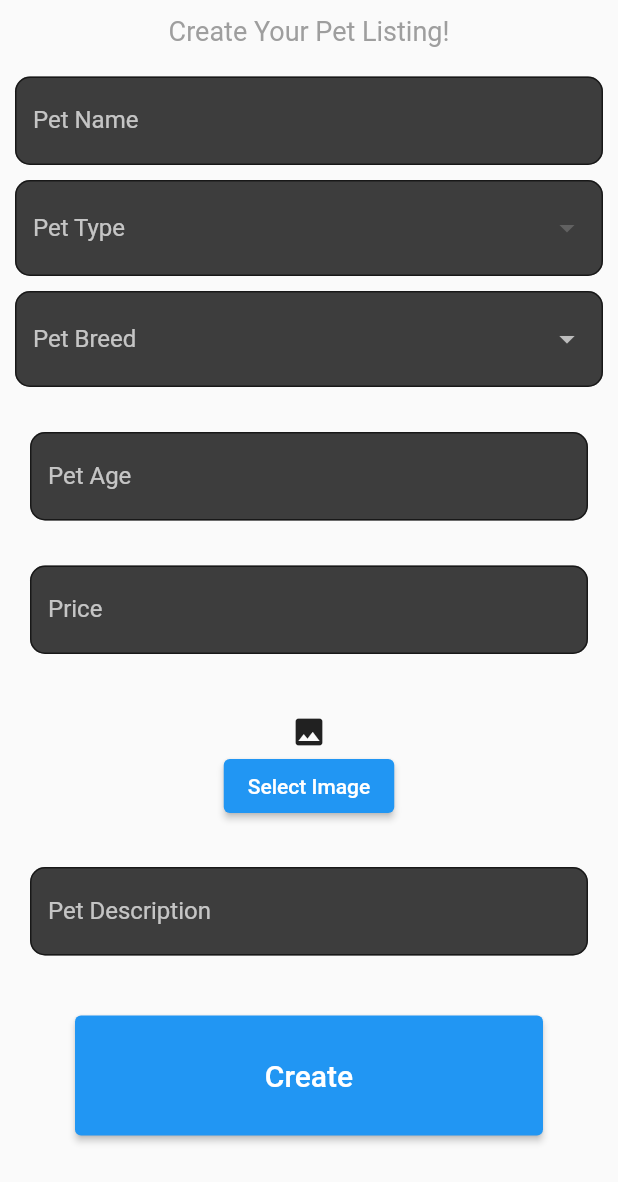
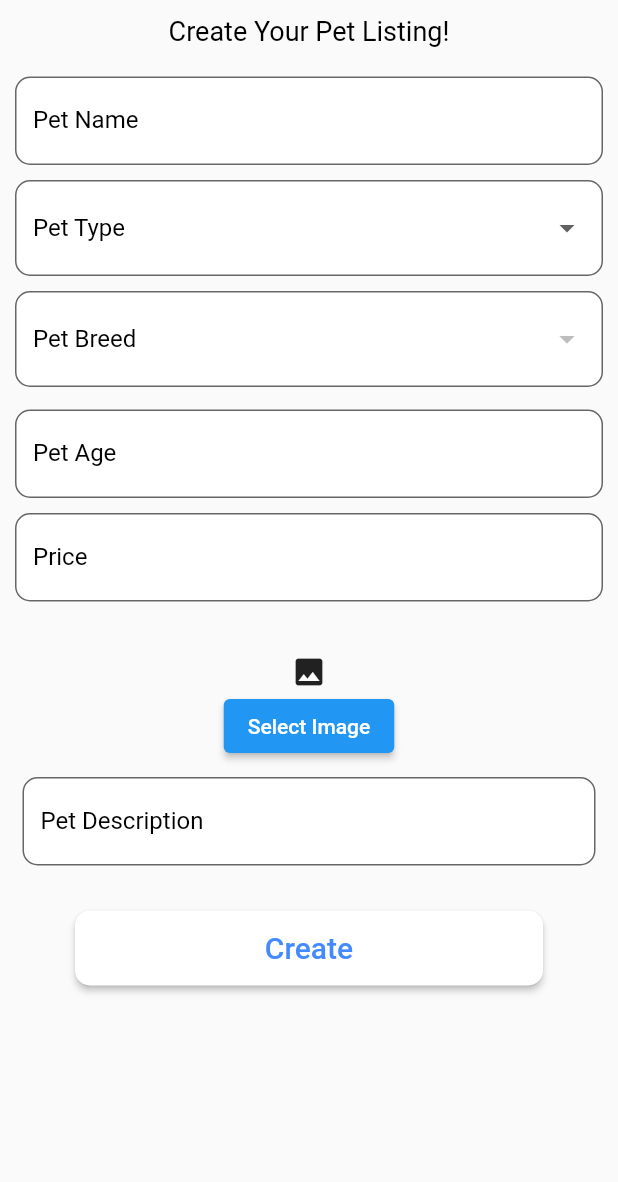
Before and after one commit to ahmedrizvi/capr_petsforsale, a Flutter app: the MyStatefulWidget widget shown alone on an empty page, opened directly, on a phone screen of 412 x 824 dp. Shown: the top 1182 px of the screen. Run offline on Flutter 3.47's test engine with Material 2 defaults, Android fonts, the phone set to English and light mode, and no system bars; our stand-ins replace cached_network_image, cloud_firestore, firebase_auth, firebase_core, firebase_storage, image_picker and 1 more; accounts and stored records are empty; network calls fail.

Commit message:
updated theme for all the pages

```diff
--- a/lib/createListing.dart
+++ b/lib/createListing.dart
@@ -14,6 +14,7 @@ class CreateListing extends StatelessWidget {
   const CreateListing({Key? key}) : super(key: key);
 
   static const String _title = 'Canis Orbis';
+  final appbarcl = const Color(0xFFF8EDEB);
 
   @override
   Widget build(BuildContext context) {
@@ -21,17 +22,17 @@ class CreateListing extends StatelessWidget {
       debugShowCheckedModeBanner: false,
       title: _title,
       home: Scaffold(
-        backgroundColor: Colors.greenAccent,
+        backgroundColor:appbarcl,
         appBar: AppBar(
-            backgroundColor: Colors.black,
+            backgroundColor: appbarcl,
             elevation: 0,
             centerTitle: true,
             title: const Text(
               "Canis",
               style: TextStyle(
-                  color: Colors.white,
+                  color: Colors.black,
                   fontWeight: FontWeight.bold,
-                  fontFamily: 'Palatino'),
+                  fontFamily: 'Montserrat'),
             )),
         body: MyStatefulWidget(),
       ),
@@ -127,47 +128,45 @@ class _MyStatefulWidgetState extends State<MyStatefulWidget> {
         child: ListView(
           children: <Widget>[
             Container(
-                padding: const EdgeInsets.fromLTRB(0, 0, 0, 20),
+                padding: const EdgeInsets.fromLTRB(20, 0, 20, 20),
                 alignment: Alignment.center,
                 child: const Text('Create Your Pet Listing!',
-                    style: TextStyle(color: Colors.grey, fontSize: 18))),
+                    style: TextStyle(color: Colors.black, fontSize: 18))),
             Column(
               crossAxisAlignment: CrossAxisAlignment.stretch,
               children: [
                 TextField(
-                  style: const TextStyle(color: Colors.white),
+                  style: const TextStyle(color: Colors.black),
                   controller: _petNameController,
                   decoration: InputDecoration(
                     filled: true,
-                    fillColor: textbg,
+                    fillColor: Colors.white,
                     border: OutlineInputBorder(
                       borderRadius: BorderRadius.circular(10),
-                      borderSide: const BorderSide(color: Colors.black),
                     ),
                     labelText: 'Pet Name',
-                    labelStyle: const TextStyle(color: Colors.white70),
+                    labelStyle: const TextStyle(color: Colors.black),
                     errorText: _pNameError ? 'Please Enter Your Pet Name' : null,
                   ),
                 ),
                 SizedBox(height: 10),
                 DropdownButtonFormField<String>(
-                  dropdownColor: textbg,
+                  dropdownColor: Colors.white,
                   decoration: InputDecoration(
                     filled: true,
-                    fillColor: textbg,
+                    fillColor: Colors.white,
                     border: OutlineInputBorder(
                       borderRadius: BorderRadius.circular(10),
-                      borderSide: const BorderSide(color: Colors.black),
                     ),
                     labelText: 'Pet Type',
-                    labelStyle: const TextStyle(color: Colors.white70),
+                    labelStyle: const TextStyle(color: Colors.black),
                     errorText: _pTypeError ? 'Please Select Your Pet Type' : null,
                   ),
                   value: _selectedPetType,
                   items: petTypes.map((String petType) {
                     return DropdownMenuItem<String>(
                       value: petType,
-                      child: Text(petType, style: const TextStyle(color: Colors.white)),
+                      child: Text(petType, style: const TextStyle(color: Colors.black)),
                     );
                   }).toList(),
                   onChanged: (String? newValue) {
@@ -181,23 +180,22 @@ class _MyStatefulWidgetState extends State<MyStatefulWidget> {
                 ),
                 SizedBox(height: 10),
                 DropdownButtonFormField<String>(
-                  dropdownColor: textbg,
+                  dropdownColor: Colors.white,
                   decoration: InputDecoration(
                     filled: true,
-                    fillColor: textbg,
+                    fillColor: Colors.white,
                     border: OutlineInputBorder(
                       borderRadius: BorderRadius.circular(10),
-                      borderSide: const BorderSide(color: Colors.black),
                     ),
                     labelText: 'Pet Breed',
-                    labelStyle: const TextStyle(color: Colors.white70),
+                    labelStyle: const TextStyle(color: Colors.black),
                     errorText: _pBreedError ? 'Please Select Your Pet Breed' : null,
                   ),
                   value: _selectedPetBreed,
                   items: _petBreeds.map((String petBreed) {
                     return DropdownMenuItem<String>(
                       value: petBreed,
-                      child: Text(petBreed, style: const TextStyle(color: Colors.white)),
+                      child: Text(petBreed, style: const TextStyle(color: Colors.black)),
                     );
                   }).toList(),
                   onChanged: (String? newValue) {
@@ -213,44 +211,42 @@ class _MyStatefulWidgetState extends State<MyStatefulWidget> {
             ),
 
             Container(
-              padding: const EdgeInsets.fromLTRB(10, 20, 10, 10),
+              padding: const EdgeInsets.fromLTRB(0, 5, 0, 5),
               child: TextField(
                 onTap: () {
                   _pAgeError = false;
                 },
-                style: const TextStyle(color: Colors.white),
+                style: const TextStyle(color: Colors.black),
                 controller: _petAgeController,
                 decoration: InputDecoration(
                   filled: true,
-                  fillColor: textbg,
+                  fillColor: Colors.white,
                   border: OutlineInputBorder(
                     borderRadius: BorderRadius.circular(10),
-                    borderSide: const BorderSide(color: Colors.black),
                   ),
                   labelText: 'Pet Age',
-                  labelStyle: const TextStyle(color: Colors.white70),
+                  labelStyle: const TextStyle(color: Colors.black),
                   errorText:
                       _pAgeError ? 'Please Enter Your Email Address' : null,
                 ),
               ),
             ),
             Container(
-              padding: const EdgeInsets.fromLTRB(10, 20, 10, 10),
+              padding: const EdgeInsets.fromLTRB(0, 5, 0, 5),
               child: TextField(
                 onTap: () {
                   _pPriceError = false;
                 },
-                style: const TextStyle(color: Colors.white),
+                style: const TextStyle(color: Colors.black),
                 controller: _petPriceController,
                 decoration: InputDecoration(
                   filled: true,
-                  fillColor: textbg,
+                  fillColor: Colors.white,
                   border: OutlineInputBorder(
                     borderRadius: BorderRadius.circular(10),
-                    borderSide: const BorderSide(color: Colors.black),
                   ),
                   labelText: 'Price',
-                  labelStyle: const TextStyle(color: Colors.white70),
+                  labelStyle: const TextStyle(color: Colors.black),
                   errorText:
                       _pPriceError ? 'Please Enter Your Pet Price' : null,
                 ),
@@ -278,22 +274,21 @@ class _MyStatefulWidgetState extends State<MyStatefulWidget> {
               ),
             ),
             Container(
-              padding: const EdgeInsets.fromLTRB(10, 20, 10, 10),
+              padding: const EdgeInsets.fromLTRB(5, 0, 5, 0),
               child: TextField(
                 onTap: () {
                   _pDescriptionError = false;
                 },
-                style: const TextStyle(color: Colors.white),
+                style: const TextStyle(color: Colors.black),
                 controller: _petDescriptionController,
                 decoration: InputDecoration(
                   filled: true,
-                  fillColor: textbg,
+                  fillColor: Colors.white,
                   border: OutlineInputBorder(
                     borderRadius: BorderRadius.circular(10),
-                    borderSide: const BorderSide(color: Colors.black),
                   ),
                   labelText: 'Pet Description',
-                  labelStyle: const TextStyle(color: Colors.white70),
+                  labelStyle: const TextStyle(color: Colors.black),
                   errorText: _pDescriptionError
                       ? 'Please Enter Your Pet Description'
                       : null,
@@ -301,11 +296,13 @@ class _MyStatefulWidgetState extends State<MyStatefulWidget> {
               ),
             ),
             Container(
-                height: 150,
+                height: 120,
                 padding: const EdgeInsets.fromLTRB(40, 30, 40, 40),
                 child: ElevatedButton(
+                  style: ElevatedButton.styleFrom(primary: Colors.white,
+                  shape: RoundedRectangleBorder(borderRadius: BorderRadius.circular(10.0),),),
                   child: const Text('Create',
-                      style: TextStyle(fontSize: 20, color: Colors.white)),
+                      style: TextStyle(fontSize: 20, color: Colors.blueAccent)),
                   onPressed: () async {
                     var storage = FirebaseStorage.instance
                         .ref()
--- a/lib/login.dart
+++ b/lib/login.dart
@@ -129,7 +129,8 @@ class _MyStatefulWidgetState extends State<login> {
                 height: 400,
                 padding: const EdgeInsets.fromLTRB(50, 340, 50, 10),
                 child: ElevatedButton(
-                  style: ElevatedButton.styleFrom(primary: Colors.white),
+                  style: ElevatedButton.styleFrom(primary: Colors.white,
+                  shape: RoundedRectangleBorder(borderRadius: BorderRadius.circular(10.0),),),
                   child: const Text('Login',
                       style: TextStyle(fontSize: 20, color: Colors.blueAccent)),
                   onPressed: () {
```
Also changed, not shown: lib/myListings.dart (+17 -5 lines), lib/viewContacts.dart (+27 -4 lines), lib/viewListings.dart (+13 -4 lines), lib/viewMessages.dart (+19 -1 lines).
